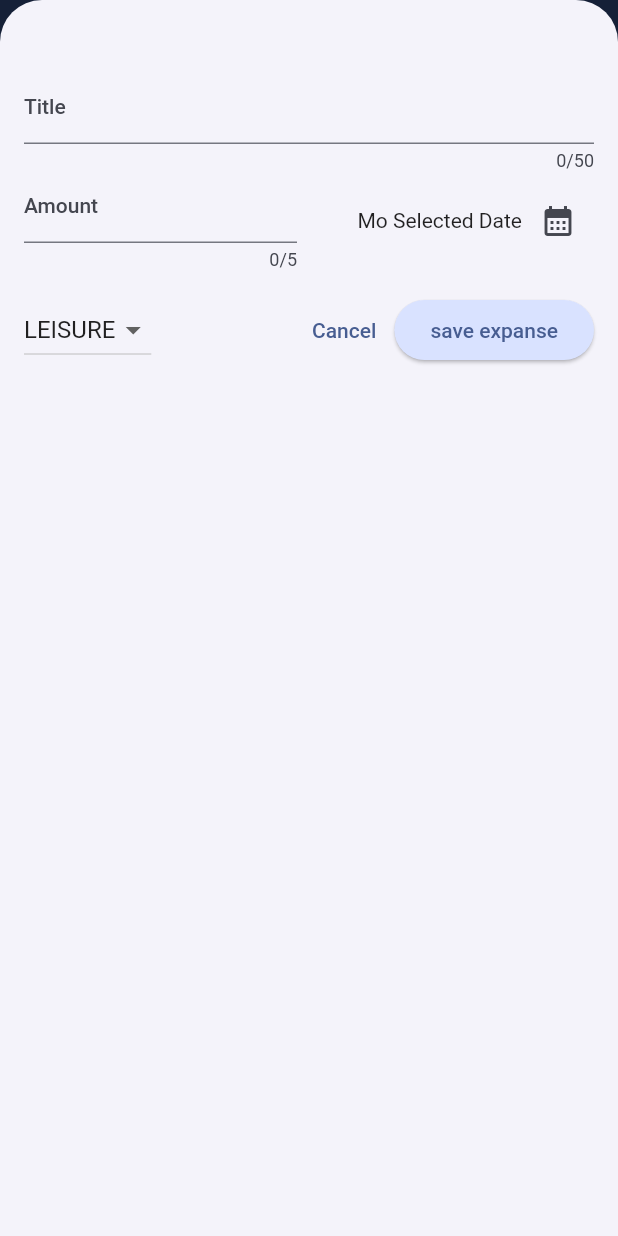
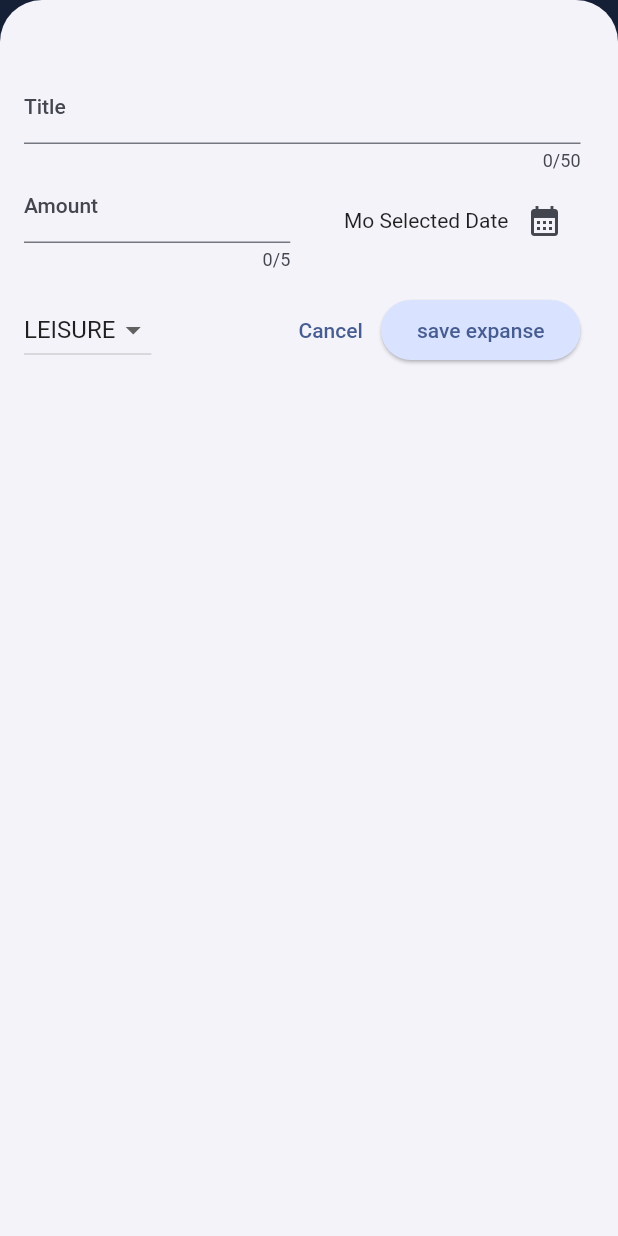
Before and after one commit to GiovanniCipolla/expense_tracker, a Flutter app: the screen it shows after launch, after a tap on the "add" icon, on a phone screen of 412 x 824 dp. Run offline on Flutter 3.47's test engine with Material 2 defaults, Android fonts, the phone set to English and light mode, and no system bars.

Commit message:
aggointa funzionalità darkmode e orientamento orizzontale

```diff
--- a/lib/main.dart
+++ b/lib/main.dart
@@ -8,6 +8,11 @@ var kDarkColorScheme =
     ColorScheme.fromSeed(seedColor: const Color.fromARGB(255, 5, 56, 70));
 
 void main() {
+  WidgetsFlutterBinding.ensureInitialized();
+  // SystemChrome.setPreferredOrientations([
+  //   DeviceOrientation.portraitUp,
+  // ]).then(
+  //   (fn) =>
   runApp(
       MaterialApp(
         darkTheme: ThemeData.dark().copyWith(
@@ -50,10 +55,20 @@ void main() {
                 titleLarge: TextStyle(
                     fontWeight: FontWeight.bold,
                     color: kColorScheme.onSecondaryContainer,
-                  fontSize: 17),),),
-
+                    fontSize: 17),
+              ),
+        ),
         themeMode: ThemeMode.system,
         home: const Expenses(),
       ),
     );
+  // );
 }
+
+
+// bloccare l'all solo in verticale , no orizzontale
+// WidgetsFlutterBinding.ensureInitialized();
+  // SystemChrome.setPreferredOrientations([
+  //   DeviceOrientation.portraitUp,
+  // ]).then(
+  //   (fn) =>
--- a/lib/widgets/expenses.dart
+++ b/lib/widgets/expenses.dart
@@ -21,6 +21,7 @@ class _ExpensesState extends State<Expenses> {
   void _openAddExpenseOverlay() {
     // metodo integrato , per aprire e settare overlay
     showModalBottomSheet(
+      useSafeArea: true,
       isScrollControlled: true,
       context: context,
       // nel builder cosa mostrare
@@ -55,6 +56,11 @@ class _ExpensesState extends State<Expenses> {
 
   @override
   Widget build(BuildContext context) {
+
+    final width =(MediaQuery.of(context).size.width);
+    // final heigt =(MediaQuery.of(context).size.height);
+
+
     Widget mainContent = const Center(
       child: Text('No Expenses found. Start adding some!'),
     );
@@ -74,12 +80,15 @@ class _ExpensesState extends State<Expenses> {
           ),
         ],
       ),
-      body: Column(
+      body: width < 600 ? Column(
         children: [
           Chart(expenses: _registeredExpenses),
           Expanded(child: mainContent),
         ],
-      ),
+      ) : Row(children: [
+        Expanded(child: Chart(expenses: _registeredExpenses)),
+          Expanded(child: mainContent),
+      ])
     );
   }
 }
--- a/lib/widgets/new_expense.dart
+++ b/lib/widgets/new_expense.dart
@@ -1,4 +1,5 @@
 import 'package:flutter/material.dart';
+import 'package:flutter/rendering.dart';
 import 'package:intl/intl.dart';
 import 'package:exspense_tracker/models/expense.dart';
 
@@ -14,7 +15,6 @@ class NewExpense extends StatefulWidget {
 }
 
 class _NewExpenseState extends State<NewExpense> {
-
   final _titleController = TextEditingController();
   final _amountController = TextEditingController();
   DateTime? _selectedDate;
@@ -27,14 +27,14 @@ class _NewExpenseState extends State<NewExpense> {
       context: context,
       initialDate: now,
       firstDate: firstDate,
-        lastDate: now,);
+      lastDate: now,
+    );
     setState(() {
       _selectedDate = pickDate;
     });
   }
 
   void _submitExpenseData() {
-
     final enteredAmount = double.tryParse(_amountController.text);
     final amountIsInvalid = enteredAmount == null || enteredAmount <= 0;
 
@@ -76,9 +76,37 @@ class _NewExpenseState extends State<NewExpense> {
 
   @override
   Widget build(BuildContext context) {
-    return Padding(
-      padding: const EdgeInsets.fromLTRB(16,48,16,16),
-      child: Column(children: [
+    final keyboardSpace = MediaQuery.of(context).viewInsets.bottom;
+
+    return LayoutBuilder(builder: (ctx, constraints) {
+      final width = constraints.maxWidth;
+      print(width);
+      return SizedBox(
+        height: double.infinity,
+        child: SingleChildScrollView(
+          child: Padding(
+            padding: EdgeInsets.fromLTRB(16, 48, 25, keyboardSpace + 16),
+            child: Column(
+              children: [
+                if(width > 600 )
+                Row(
+                  crossAxisAlignment: CrossAxisAlignment.start,
+                  children: [
+                   Expanded(
+                     child: TextField(
+                                   controller: _titleController,
+                                   maxLength: 50,
+                                   decoration: const InputDecoration(
+                                     prefixText: 'title: ',
+                                     labelText: 'Title',
+                                   ),
+                                 ),
+                   ),
+                    const SizedBox(width: 24,),
+
+
+                ],)
+                else
               TextField(
                 controller: _titleController,
                 maxLength: 50,
@@ -87,6 +115,7 @@ class _NewExpenseState extends State<NewExpense> {
                   labelText: 'Title',
                 ),
               ),
+
               Row(
                 children: [
                   Expanded(
@@ -156,6 +185,9 @@ class _NewExpenseState extends State<NewExpense> {
                 ),
               ])
             ]),
+          ),
+        ),
       );
+    });
   }
 }
```
Lines whose indentation alone changed are shown as unchanged.
